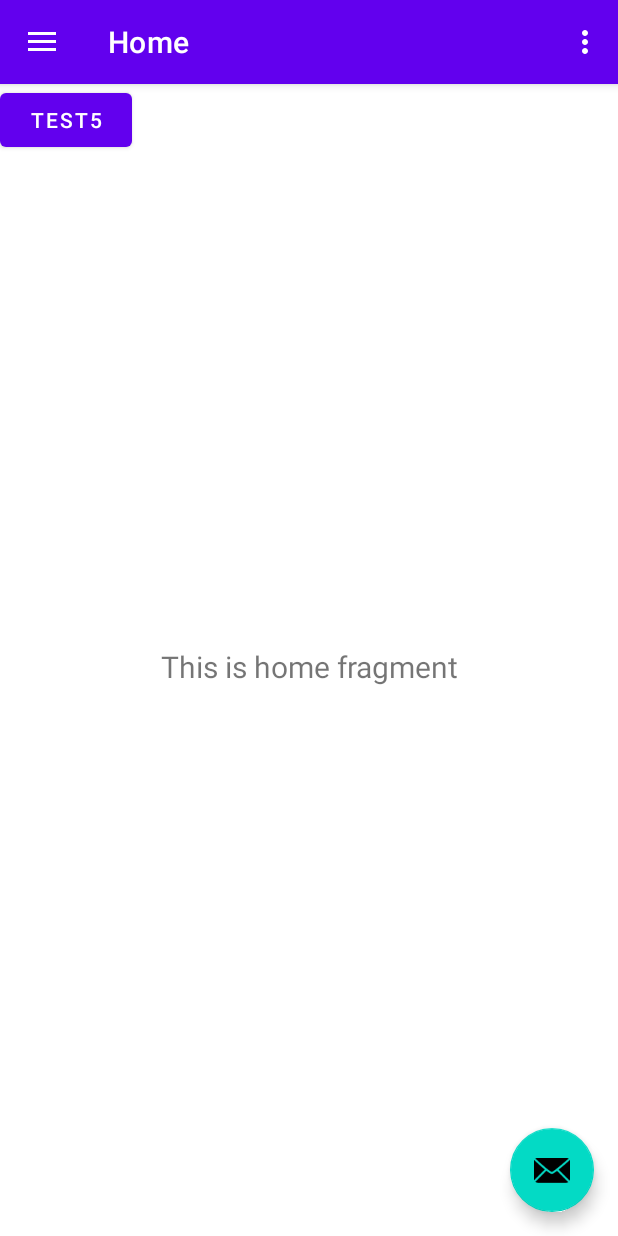
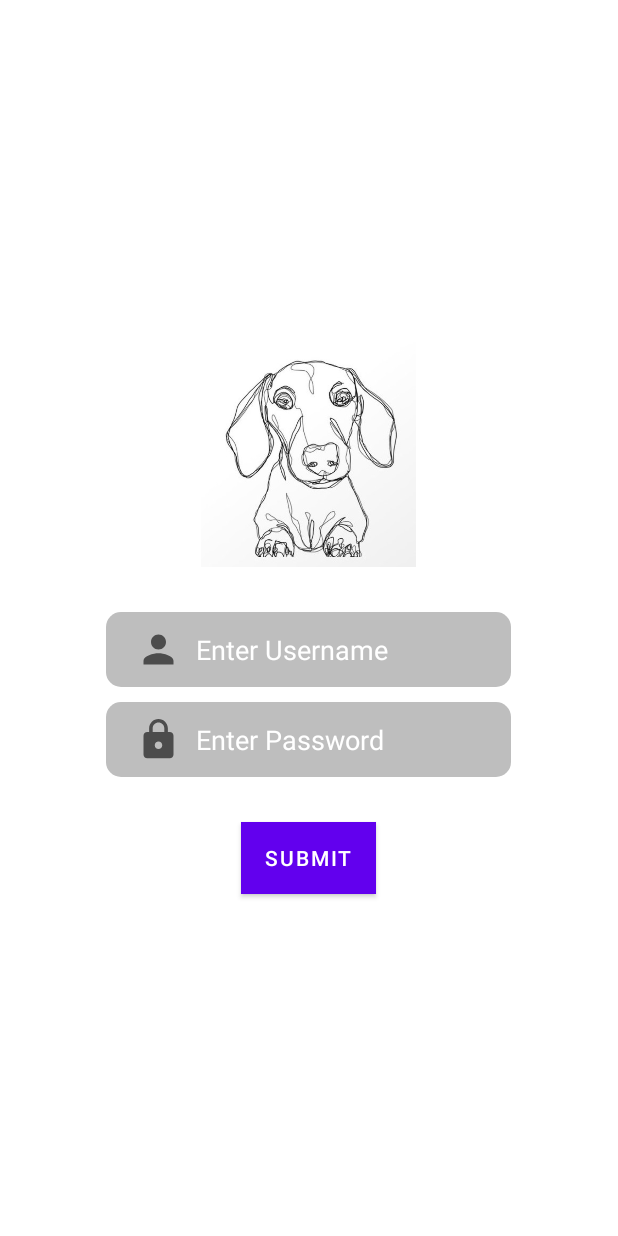
Before and after one commit to CSUSTANCS4800/HealthyPal, an Android app: the screen it shows after launch (MainActivity), on a phone screen of 412 x 824 dp. Run offline under Robolectric (Android 15) with nearby library versions, the phone set to English and light mode, and no system bars; our stand-ins replace navigation-ui.

Commit message:
Login Menu

```diff
--- a/app/src/main/java/com/example/healthapp/MainActivity.java
+++ b/app/src/main/java/com/example/healthapp/MainActivity.java
@@ -1,13 +1,18 @@
 package com.example.healthapp;
 
+import android.content.DialogInterface;
 import android.os.Bundle;
 import android.view.View;
 import android.view.Menu;
+import android.widget.Button;
+import android.widget.EditText;
+import android.widget.Toast;
 
 import com.google.android.material.floatingactionbutton.FloatingActionButton;
 import com.google.android.material.snackbar.Snackbar;
 import com.google.android.material.navigation.NavigationView;
 
+import androidx.appcompat.app.AlertDialog;
 import androidx.navigation.NavController;
 import androidx.navigation.Navigation;
 import androidx.navigation.ui.AppBarConfiguration;
@@ -17,6 +22,8 @@ import androidx.appcompat.app.AppCompatActivity;
 import androidx.appcompat.widget.Toolbar;
 
 public class MainActivity extends AppCompatActivity {
+    EditText etUsername,etPassword;
+    Button btSubmit;
 
     private AppBarConfiguration mAppBarConfiguration;
 
@@ -24,40 +31,36 @@ public class MainActivity extends AppCompatActivity {
     protected void onCreate(Bundle savedInstanceState) {
         super.onCreate(savedInstanceState);
         setContentView(R.layout.activity_main);
-        Toolbar toolbar = findViewById(R.id.toolbar);
-        setSupportActionBar(toolbar);
-        FloatingActionButton fab = findViewById(R.id.fab);
-        fab.setOnClickListener(new View.OnClickListener() {
+
+        etUsername = findViewById(R.id.et_username);
+        etPassword = findViewById(R.id.et_password);
+        btSubmit = findViewById(R.id.bt_submit);
+
+        btSubmit.setOnClickListener(new View.OnClickListener() {
             @Override
-            public void onClick(View view) {
-                Snackbar.make(view, "Replace with your own action", Snackbar.LENGTH_LONG)
-                        .setAction("Action", null).show();
+            public void onClick(View v) {
+                if (etUsername.getText().toString().equals("admin") &&
+                        etPassword.getText().toString().equals("admin")) {
+                    AlertDialog.Builder builder = new AlertDialog.Builder(
+                            MainActivity.this
+                    );
+                    builder.setIcon(R.drawable.ic_baseline_check_circle_24);
+                    builder.setTitle("Login Success");
+                    builder.setMessage("Welcome to HealthyPal");
+
+                    builder.setNegativeButton("YES", new DialogInterface.OnClickListener() {
+                        @Override
+                        public void onClick(DialogInterface dialogInterface, int i) {
+
+                        }
+                    });
+                    AlertDialog alertDialog = builder.create();
+                    alertDialog.show();
+                } else {
+                    Toast.makeText(getApplicationContext(), "Invalid Username or Password", Toast.LENGTH_SHORT).show();
+
+                }
             }
         });
-        DrawerLayout drawer = findViewById(R.id.drawer_layout);
-        NavigationView navigationView = findViewById(R.id.nav_view);
-        // Passing each menu ID as a set of Ids because each
-        // menu should be considered as top level destinations.
-        mAppBarConfiguration = new AppBarConfiguration.Builder(
-                R.id.nav_home, R.id.nav_gallery, R.id.nav_slideshow)
-                .setDrawerLayout(drawer)
-                .build();
-        NavController navController = Navigation.findNavController(this, R.id.nav_host_fragment);
-        NavigationUI.setupActionBarWithNavController(this, navController, mAppBarConfiguration);
-        NavigationUI.setupWithNavController(navigationView, navController);
     }
-
-    @Override
-    public boolean onCreateOptionsMenu(Menu menu) {
-        // Inflate the menu; this adds items to the action bar if it is present.
-        getMenuInflater().inflate(R.menu.main, menu);
-        return true;
     }
-
-    @Override
-    public boolean onSupportNavigateUp() {
-        NavController navController = Navigation.findNavController(this, R.id.nav_host_fragment);
-        return NavigationUI.navigateUp(navController, mAppBarConfiguration)
-                || super.onSupportNavigateUp();
-    }
-}
--- /dev/null
+++ b/app/src/main/res/drawable/ic_baseline_check_circle_24.xml
@@ -0,0 +1,5 @@
+<vector android:height="24dp" android:tint="#96CEFF"
+    android:viewportHeight="24" android:viewportWidth="24"
+    android:width="24dp" xmlns:android="http://schemas.android.com/apk/res/android">
+    <path android:fillColor="@android:color/white" android:pathData="M12,2C6.48,2 2,6.48 2,12s4.48,10 10,10 10,-4.48 10,-10S17.52,2 12,2zM10,17l-5,-5 1.41,-1.41L10,14.17l7.59,-7.59L19,8l-9,9z"/>
+</vector>
--- /dev/null
+++ b/app/src/main/res/drawable/ic_baseline_lock_24.xml
@@ -0,0 +1,5 @@
+<vector android:height="30dp" android:tint="?attr/colorControlNormal"
+    android:viewportHeight="24" android:viewportWidth="24"
+    android:width="30dp" xmlns:android="http://schemas.android.com/apk/res/android">
+    <path android:fillColor="@android:color/white" android:pathData="M18,8h-1L17,6c0,-2.76 -2.24,-5 -5,-5S7,3.24 7,6v2L6,8c-1.1,0 -2,0.9 -2,2v10c0,1.1 0.9,2 2,2h12c1.1,0 2,-0.9 2,-2L20,10c0,-1.1 -0.9,-2 -2,-2zM12,17c-1.1,0 -2,-0.9 -2,-2s0.9,-2 2,-2 2,0.9 2,2 -0.9,2 -2,2zM15.1,8L8.9,8L8.9,6c0,-1.71 1.39,-3.1 3.1,-3.1 1.71,0 3.1,1.39 3.1,3.1v2z"/>
+</vector>
--- /dev/null
+++ b/app/src/main/res/drawable/ic_baseline_person_24.xml
@@ -0,0 +1,5 @@
+<vector android:height="30dp" android:tint="?attr/colorControlNormal"
+    android:viewportHeight="24" android:viewportWidth="24"
+    android:width="30dp" xmlns:android="http://schemas.android.com/apk/res/android">
+    <path android:fillColor="@android:color/white" android:pathData="M12,12c2.21,0 4,-1.79 4,-4s-1.79,-4 -4,-4 -4,1.79 -4,4 1.79,4 4,4zM12,14c-2.67,0 -8,1.34 -8,4v2h16v-2c0,-2.66 -5.33,-4 -8,-4z"/>
+</vector>
--- /dev/null
+++ b/app/src/main/res/drawable/round_button.xml
@@ -0,0 +1,7 @@
+<?xml version="1.0" encoding="utf-8"?>
+<shape xmlns:android="http://schemas.android.com/apk/res/android"
+    android:shape="rectangle">
+
+    <solid android:color="@android:color/holo_red_dark" />
+
+</shape>
--- /dev/null
+++ b/app/src/main/res/drawable/round_edittext.xml
@@ -0,0 +1,8 @@
+<?xml version="1.0" encoding="utf-8"?>
+<shape xmlns:android="http://schemas.android.com/apk/res/android"
+    android:shape="rectangle">
+
+    <solid android:color="@android:color/secondary_text_dark" />
+    <corners android:radius="10dp"/>
+
+</shape>
--- a/app/src/main/res/layout/activity_main.xml
+++ b/app/src/main/res/layout/activity_main.xml
@@ -1,24 +1,74 @@
 <?xml version="1.0" encoding="utf-8"?>
-<androidx.drawerlayout.widget.DrawerLayout xmlns:android="http://schemas.android.com/apk/res/android"
+<LinearLayout
+    xmlns:android="http://schemas.android.com/apk/res/android"
+
     xmlns:app="http://schemas.android.com/apk/res-auto"
     xmlns:tools="http://schemas.android.com/tools"
     android:id="@+id/drawer_layout"
     android:layout_width="match_parent"
     android:layout_height="match_parent"
-    android:fitsSystemWindows="true"
-    tools:openDrawer="start">
+    android:orientation="vertical"
+    android:gravity="center"
+    tools:context=".MainActivity">
 
-    <include
-        layout="@layout/app_bar_main"
-        android:layout_width="match_parent"
-        android:layout_height="match_parent" />
+    <ImageView
+        android:layout_width="150dp"
+        android:layout_height="150dp"
+        android:src="@drawable/aaaaaaaaaa"/>
 
-    <com.google.android.material.navigation.NavigationView
-        android:id="@+id/nav_view"
+    <LinearLayout
         android:layout_width="wrap_content"
-        android:layout_height="match_parent"
-        android:layout_gravity="start"
-        android:fitsSystemWindows="true"
-        app:headerLayout="@layout/nav_header_main"
-        app:menu="@menu/activity_main_drawer" />
-</androidx.drawerlayout.widget.DrawerLayout>
+        android:layout_height="wrap_content"
+        android:padding="10dp"
+        android:gravity="center"
+        android:layout_marginTop="30dp"
+        android:background="@drawable/round_edittext" >
+
+
+        <ImageView
+            android:layout_width="50dp"
+            android:layout_height="wrap_content"
+            android:src="@drawable/ic_baseline_person_24" />
+        <EditText
+            android:layout_width="200dp"
+            android:layout_height="wrap_content"
+            android:id="@+id/et_username"
+            android:hint="Enter Username"
+            android:textColor="@android:color/white"
+            android:textColorHint="@android:color/white"
+            android:background="@android:color/transparent"
+            />
+
+    </LinearLayout>
+    <LinearLayout
+        android:layout_width="wrap_content"
+        android:layout_height="wrap_content"
+        android:padding="10dp"
+        android:gravity="center"
+        android:layout_marginTop="10dp"
+        android:background="@drawable/round_edittext">
+
+        <ImageView
+            android:layout_width="50dp"
+            android:layout_height="wrap_content"
+            android:src="@drawable/ic_baseline_lock_24" />
+        <EditText
+            android:layout_width="200dp"
+            android:layout_height="wrap_content"
+            android:id="@+id/et_password"
+            android:hint="Enter Password"
+            android:textColorHint="@android:color/white"
+            android:background="@android:color/transparent"/>
+
+    </LinearLayout>
+
+    <Button
+        android:layout_width="wrap_content"
+        android:layout_height="wrap_content"
+        android:id="@+id/bt_submit"
+        android:text="submit"
+        android:textColor="@android:color/white"
+        android:layout_marginTop="30dp"
+        android:background="@drawable/round_button"/>
+
+</LinearLayout>
--- a/app/src/main/res/layout/content_main.xml
+++ b/app/src/main/res/layout/content_main.xml
@@ -5,24 +5,4 @@
     android:layout_width="match_parent"
     android:layout_height="match_parent"
     app:layout_behavior="@string/appbar_scrolling_view_behavior"
-    tools:showIn="@layout/app_bar_main">
-
-    <fragment
-        android:id="@+id/nav_host_fragment"
-        android:name="androidx.navigation.fragment.NavHostFragment"
-        android:layout_width="match_parent"
-        android:layout_height="match_parent"
-        app:defaultNavHost="true"
-        app:layout_constraintLeft_toLeftOf="parent"
-        app:layout_constraintRight_toRightOf="parent"
-        app:layout_constraintTop_toTopOf="parent"
-        app:navGraph="@navigation/mobile_navigation" />
-
-    <Button
-        android:id="@+id/btnTest"
-        android:layout_width="wrap_content"
-        android:layout_height="wrap_content"
-        android:text="Test5"
-        tools:layout_editor_absoluteX="155dp"
-        tools:layout_editor_absoluteY="316dp" />
-</androidx.constraintlayout.widget.ConstraintLayout>
+    tools:showIn="@layout/app_bar_main"/>
```
Also changed, not shown: app/src/main/res/drawable-v24/aaaaaaaaaa.jpg (added).
